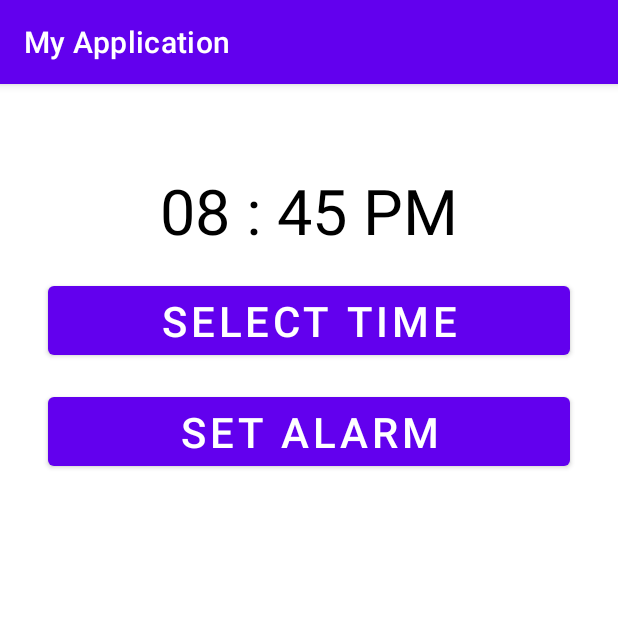
After one commit to SolovyovKirill/Homeword, an Android app: the AlarmActivity screen opened directly, with no data from a screen before it, on a phone screen of 412 x 824 dp, the top half of it. The commit adds this screen. Run offline under Robolectric (Android 15) with nearby library versions, the phone set to English and light mode, and no system bars.

Commit message:
homework 19 Alarm

```diff
--- a/app/build.gradle
+++ b/app/build.gradle
@@ -26,11 +26,17 @@ android {
             proguardFiles getDefaultProguardFile('proguard-android-optimize.txt'), 'proguard-rules.pro'
             buildConfigField "String","API_KEY", '"X-CMC_PRO_API_KEY: 6cc620b6-7c59-40b6-8906-5c556cfd51ae"'
             buildConfigField "String","BASE_URL", '"https://pro-api.coinmarketcap.com/"'
+
+            buildConfigField "String","API_KEY_WEATHER", '"X-CMC_PRO_API_KEY: 11b6c89ab23dd412a1d99c593c7c1722"'
+            buildConfigField "String","BASE_URL_WEATHER", '"https://api.openweathermap.org"'
         }
 
         debug {
             buildConfigField "String","BASE_URL", '"https://pro-api.coinmarketcap.com/"'
             buildConfigField "String","API_KEY", '"X-CMC_PRO_API_KEY: 6cc620b6-7c59-40b6-8906-5c556cfd51ae"'
+
+            buildConfigField "String","API_KEY_WEATHER", '"X-CMC_PRO_API_KEY: 11b6c89ab23dd412a1d99c593c7c1722"'
+            buildConfigField "String","BASE_URL_WEATHER", '"https://api.openweathermap.org"'
 
         }
     }
--- a/app/src/main/java/com/example/myapplication/MyApp.kt
+++ b/app/src/main/java/com/example/myapplication/MyApp.kt
@@ -1,6 +1,8 @@
 package com.example.myapplication
 
+import android.app.AlarmManager
 import android.app.Application
+import android.content.Context
 import androidx.room.Room
 import com.example.myapplication.homework13.SharedPreferencesUtils
 import com.example.myapplication.homework13.SharedPrefsKeys.PREFS_KEY
@@ -37,7 +39,7 @@ class MyApp : Application() {
 
         startKoin {
             androidContext(this@MyApp)
-            modules(listOf(viewModels, storageModule, repositoryModule))
+            modules(viewModels, storageModule, repositoryModule)
         }
 
         SharedPreferencesUtils.sharedPrefs = applicationContext.getSharedPreferences(
--- /dev/null
+++ b/app/src/main/java/com/example/myapplication/homework19/AlarmActivity.kt
@@ -0,0 +1,107 @@
+package com.example.myapplication.homework19
+
+
+import android.app.AlarmManager
+import android.app.NotificationChannel
+import android.app.NotificationManager
+import android.app.PendingIntent
+import android.content.Intent
+import android.os.Build
+import android.os.Bundle
+import android.widget.Toast
+import androidx.appcompat.app.AppCompatActivity
+import com.example.myapplication.databinding.ActivityAlarmBinding
+import com.example.myapplication.homework19.AlarmReceiver.Companion.CHANNEL_ID
+import com.google.android.material.timepicker.MaterialTimePicker
+import com.google.android.material.timepicker.TimeFormat
+import java.util.*
+
+class AlarmActivity : AppCompatActivity() {
+
+    private lateinit var binding: ActivityAlarmBinding
+    private lateinit var picker: MaterialTimePicker
+    private lateinit var calendar: Calendar
+    private lateinit var alarmManager: AlarmManager
+    private lateinit var pendingIntent: PendingIntent
+
+
+    override fun onCreate(savedInstanceState: Bundle?) {
+        super.onCreate(savedInstanceState)
+        binding = ActivityAlarmBinding.inflate(layoutInflater)
+        setContentView(binding.root)
+        createNotificationChannel()
+
+        binding.btnSelectTime.setOnClickListener {
+            showTimePicker()
+        }
+
+        binding.btnSetAlarm.setOnClickListener {
+            setAlarm()
+        }
+
+    }
+
+    private fun createNotificationChannel() {
+        if (Build.VERSION.SDK_INT >= Build.VERSION_CODES.O) {
+
+            val name: CharSequence = "name"
+            val description = "Channel For Alarm Manager"
+            val importance = NotificationManager.IMPORTANCE_HIGH
+            val channel = NotificationChannel(CHANNEL_ID, name, importance)
+            channel.description = description
+            val notificationManager = getSystemService(NotificationManager::class.java)
+            notificationManager.createNotificationChannel(channel)
+        }
+
+    }
+
+    private fun setAlarm() {
+
+        alarmManager = getSystemService(ALARM_SERVICE) as AlarmManager
+        val intent = Intent(this, AlarmReceiver::class.java)
+
+        pendingIntent = PendingIntent.getBroadcast(this, 0, intent, 0)
+
+        alarmManager.setRepeating(
+
+            AlarmManager.RTC_WAKEUP, calendar.timeInMillis,
+            AlarmManager.INTERVAL_DAY, pendingIntent
+        )
+
+        Toast.makeText(this, "Alarm set", Toast.LENGTH_LONG).show()
+    }
+
+    private fun showTimePicker() {
+
+        picker = MaterialTimePicker.Builder()
+            .setTimeFormat(TimeFormat.CLOCK_12H)
+            .setHour(12)
+            .setMinute(0)
+            .setTitleText("Selected Alarm Time")
+            .build()
+
+        picker.show(supportFragmentManager, "My")
+
+        picker.addOnPositiveButtonClickListener {
+
+            if (picker.hour > 12) {
+                binding.tvSelectedTime.text =
+                    String.format("%02d", picker.hour - 12) + " : " + String.format(
+                        "%02d", picker.minute
+                    ) + "PM"
+            } else {
+                String.format("%02d", picker.hour) + " : " + String.format(
+                    "%02d", picker.minute
+                ) + "AM"
+            }
+
+            calendar = Calendar.getInstance()
+            calendar[Calendar.HOUR_OF_DAY] = picker.hour
+            calendar[Calendar.MINUTE] = picker.minute
+            calendar[Calendar.SECOND] = 0
+            calendar[Calendar.MILLISECOND] = 0
+
+        }
+    }
+
+}
--- /dev/null
+++ b/app/src/main/res/layout/activity_alarm.xml
@@ -0,0 +1,37 @@
+<?xml version="1.0" encoding="utf-8"?>
+<LinearLayout xmlns:android="http://schemas.android.com/apk/res/android"
+    xmlns:tools="http://schemas.android.com/tools"
+    android:layout_width="match_parent"
+    android:layout_height="match_parent"
+    android:orientation="vertical"
+    tools:context=".homework19.AlarmActivity">
+
+    <TextView
+        android:id="@+id/tv_selected_time"
+        android:layout_width="match_parent"
+        android:layout_height="wrap_content"
+        android:layout_marginTop="56dp"
+        android:text="@string/_08_45_pm"
+        android:textAlignment="center"
+        android:textColor="@color/black"
+        android:textSize="42sp" />
+
+    <Button
+        android:id="@+id/btn_select_time"
+        android:layout_width="match_parent"
+        android:layout_height="wrap_content"
+        android:layout_marginHorizontal="32dp"
+        android:layout_marginTop="16dp"
+        android:text="@string/select_time"
+        android:textSize="28sp" />
+
+    <Button
+        android:id="@+id/btn_set_alarm"
+        android:layout_width="match_parent"
+        android:layout_height="wrap_content"
+        android:layout_marginHorizontal="32dp"
+        android:layout_marginTop="16dp"
+        android:text="@string/set_alarm"
+        android:textSize="28sp" />
+
+</LinearLayout>
--- a/app/src/main/res/values/strings.xml
+++ b/app/src/main/res/values/strings.xml
@@ -32,6 +32,11 @@
     <string name="hind_symbol">symbol</string>
     <string name="hint_count">Введите число</string>
     <string name="Start">Start</string>
+    <string name="homework19">HW19</string>
+    <string name="homework20">HW20</string>
+    <string name="_08_45_pm">08 : 45 PM</string>
+    <string name="select_time">Select Time</string>
+    <string name="set_alarm">Set Alarm</string>
     />
 
 </resources>
```
Also changed, not shown: app/src/main/AndroidManifest.xml (+11 -0 lines), app/src/main/java/com/example/myapplication/MainActivity.kt (+8 -0 lines), app/src/main/java/com/example/myapplication/homework19/AlarmReceiver.kt (added, +39 -0 lines), app/src/main/java/com/example/myapplication/homework19/AlarmService.kt (added, +24 -0 lines), app/src/main/res/layout/activity_main.xml (+10 -0 lines), 1 other file.
